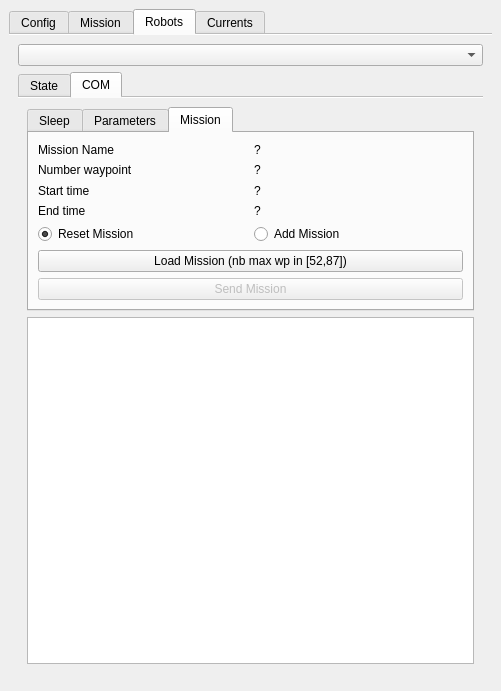
This is seabot_dockwidget_base.ui in ThomasLeMezo/seabot2-qgis as Qt 5 draws it before an edit. The edited form follows.
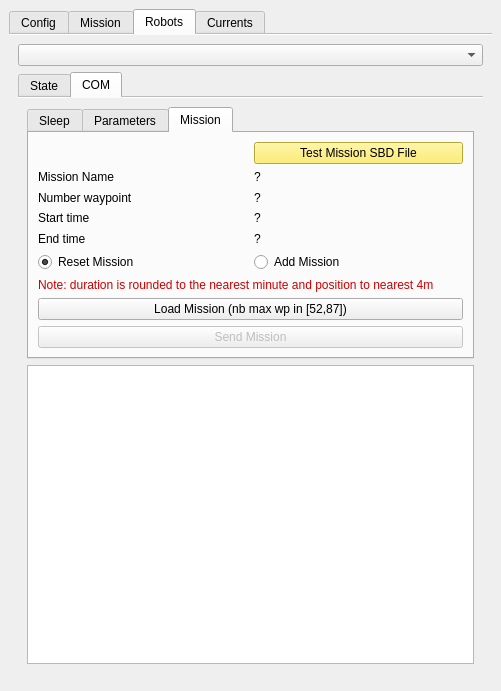
This is the edited form. The open tabs and pages were chosen to show the change.

Commit message: * Add UI debug options

The edit to the form file:
```diff
--- a/seabot_dockwidget_base.ui
+++ b/seabot_dockwidget_base.ui
@@ -1154,7 +1154,24 @@
                 <string>Mission</string>
                </attribute>
                <layout class="QGridLayout" name="gridLayout_6">
-                <item row="0" column="0">
+                <item row="4" column="0">
+                 <widget class="QLabel" name="label_14">
+                  <property name="text">
+                   <string>End time</string>
+                  </property>
+                 </widget>
+                </item>
+                <item row="8" column="0" colspan="2">
+                 <widget class="QPushButton" name="pushButton_com_send_mission">
+                  <property name="enabled">
+                   <bool>false</bool>
+                  </property>
+                  <property name="text">
+                   <string>Send Mission</string>
+                  </property>
+                 </widget>
+                </item>
+                <item row="1" column="0">
                  <widget class="QLabel" name="label_10">
                   <property name="sizePolicy">
                    <sizepolicy hsizetype="Preferred" vsizetype="Preferred">
@@ -1167,56 +1184,65 @@
                   </property>
                  </widget>
                 </item>
-                <item row="0" column="1">
-                 <widget class="QLabel" name="label_com_mission_name">
+                <item row="6" column="0" colspan="2">
+                 <widget class="QLabel" name="label_8">
+                  <property name="autoFillBackground">
+                   <bool>false</bool>
+                  </property>
+                  <property name="text">
+                   <string>&lt;html&gt;&lt;head/&gt;&lt;body&gt;&lt;p&gt;&lt;span style=&quot; color:#cc0000;&quot;&gt;Note: duration is rounded to the nearest minute and position to nearest 4m&lt;/span&gt;&lt;/p&gt;&lt;/body&gt;&lt;/html&gt;</string>
+                  </property>
+                  <property name="textFormat">
+                   <enum>Qt::RichText</enum>
+                  </property>
+                  <property name="wordWrap">
+                   <bool>true</bool>
+                  </property>
+                 </widget>
+                </item>
+                <item row="3" column="1">
+                 <widget class="QLabel" name="label_com_mission_tstart">
                   <property name="text">
                    <string>?</string>
                   </property>
                  </widget>
                 </item>
-                <item row="1" column="0">
+                <item row="2" column="0">
                  <widget class="QLabel" name="label_12">
                   <property name="text">
                    <string>Number waypoint</string>
                   </property>
                  </widget>
                 </item>
-                <item row="1" column="1">
-                 <widget class="QLabel" name="label_com_mission_nb_wp">
-                  <property name="text">
-                   <string>?</string>
-                  </property>
-                 </widget>
-                </item>
-                <item row="2" column="0">
+                <item row="3" column="0">
                  <widget class="QLabel" name="label_13">
                   <property name="text">
                    <string>Start time</string>
                   </property>
                  </widget>
                 </item>
+                <item row="7" column="0" colspan="2">
+                 <widget class="QPushButton" name="pushButton_com_mission_open">
+                  <property name="text">
+                   <string>Load Mission (nb max wp in [52,87])</string>
+                  </property>
+                 </widget>
+                </item>
                 <item row="2" column="1">
-                 <widget class="QLabel" name="label_com_mission_tstart">
+                 <widget class="QLabel" name="label_com_mission_nb_wp">
                   <property name="text">
                    <string>?</string>
                   </property>
                  </widget>
                 </item>
-                <item row="3" column="0">
-                 <widget class="QLabel" name="label_14">
+                <item row="5" column="1">
+                 <widget class="QRadioButton" name="radioButton_com_mission_add">
                   <property name="text">
-                   <string>End time</string>
+                   <string>Add Mission</string>
                   </property>
                  </widget>
                 </item>
-                <item row="3" column="1">
-                 <widget class="QLabel" name="label_com_mission_tend">
-                  <property name="text">
-                   <string>?</string>
-                  </property>
-                 </widget>
-                </item>
-                <item row="4" column="0">
+                <item row="5" column="0">
                  <widget class="QRadioButton" name="radioButton_com_mission_reset">
                   <property name="text">
                    <string>Reset Mission</string>
@@ -1227,27 +1253,30 @@
                  </widget>
                 </item>
                 <item row="4" column="1">
-                 <widget class="QRadioButton" name="radioButton_com_mission_add">
+                 <widget class="QLabel" name="label_com_mission_tend">
                   <property name="text">
-                   <string>Add Mission</string>
+                   <string>?</string>
                   </property>
                  </widget>
                 </item>
-                <item row="5" column="0" colspan="2">
-                 <widget class="QPushButton" name="pushButton_com_mission_open">
+                <item row="1" column="1">
+                 <widget class="QLabel" name="label_com_mission_name">
                   <property name="text">
-                   <string>Load Mission (nb max wp in [52,87])</string>
+                   <string>?</string>
                   </property>
                  </widget>
                 </item>
-                <item row="6" column="0" colspan="2">
-                 <widget class="QPushButton" name="pushButton_com_send_mission">
-                  <property name="enabled">
+                <item row="0" column="1">
+                 <widget class="QPushButton" name="pushButton_test_send_mission">
+                  <property name="styleSheet">
+                   <string notr="true">background-color: rgb(252, 233, 79);</string>
+                  </property>
+                  <property name="text">
+                   <string>Test Mission SBD File</string>
+                  </property>
+                  <property name="flat">
                    <bool>false</bool>
                   </property>
-                  <property name="text">
-                   <string>Send Mission</string>
-                  </property>
                  </widget>
                 </item>
                </layout>
```
Left out of the diff: 14 changed lines with no effect on the pictures. The commit also changes 2 other files.
